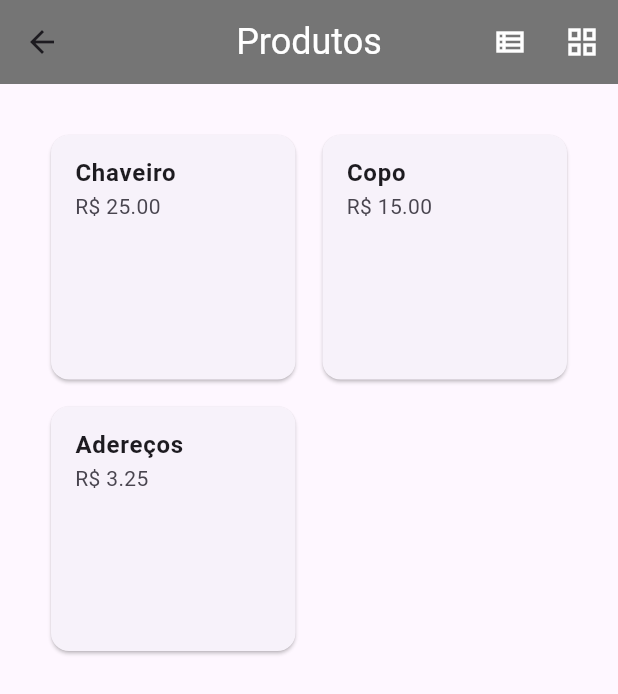
After one commit to SYnster000/app_projeto, a Flutter app: the ListaProdutosView screen opened by its route, after a tap on the "grid view" icon, on a phone screen of 412 x 824 dp. The commit adds this screen. Shown: the top 694 px of the screen. Run offline on Flutter 3.47's test engine with Material 3 defaults, Android fonts, the light colour scheme and no system bars; our stand-ins replace device_preview, get_it.

Commit message:
entrega_v1.1

```diff
--- /dev/null
+++ b/lib/controller/produto_controller.dart
@@ -0,0 +1,57 @@
+import 'package:flutter/material.dart';
+
+import '../model/produto_model.dart';
+
+class ProdutoController extends ChangeNotifier {
+  final List<Produto> _produtos = [
+    Produto(nome: 'Chaveiro', preco: 25.00),
+    Produto(nome: 'Copo', preco: 15.00),
+    Produto(nome: 'Adereços', preco: 3.25),
+  ];
+
+  List<Produto> get produtos => _produtos;
+
+  bool _visualizarLista = true;
+  bool get visualizarLista => _visualizarLista;
+
+  bool alterar = false;
+
+  final txtNome = TextEditingController();
+  final txtPreco = TextEditingController();
+
+  void alterarVisualizacao(valor) {
+    _visualizarLista = valor;
+    notifyListeners();
+  }
+
+  void adicionarItem() {
+    String nome = txtNome.text;
+    double preco = double.tryParse(txtPreco.text) ?? 0.0;
+
+    _produtos.add(Produto(nome: nome, preco: preco));
+
+    txtNome.clear();
+    txtPreco.clear();
+
+    notifyListeners();
+  }
+
+  void alterarItem(index){
+    String nome = txtNome.text;
+    double preco = double.tryParse(txtPreco.text) ?? 0.0;
+
+    _produtos[index] = Produto(nome: nome, preco: preco);
+
+    txtNome.clear();
+    txtPreco.clear();
+
+    notifyListeners();
+  }
+
+
+  void removerItem(index){
+    _produtos.removeAt(index);
+    notifyListeners();
+  }
+
+}
--- a/lib/main.dart
+++ b/lib/main.dart
@@ -1,12 +1,20 @@
 import 'package:app_projeto/view/esquece_senha_view.dart';
+import 'package:app_projeto/view/lista_produtos_view.dart';
 import 'package:app_projeto/view/login_view.dart';
 import 'package:app_projeto/view/sobre_view.dart';
 import 'package:app_projeto/view/menu_view.dart';
 import 'package:app_projeto/view/cadastro_view.dart';
 import 'package:device_preview/device_preview.dart';
 import 'package:flutter/material.dart';
+import 'package:get_it/get_it.dart';
+import 'controller/produto_controller.dart';
+
+final g = GetIt.instance;
+
 
 void main() {
+  g.registerSingleton<ProdutoController>(ProdutoController());
+
   //iniciar a execução do App
   runApp(
     DevicePreview(
@@ -43,6 +51,7 @@ void main() {
           'menu':(context) => MenuView(),
           'cadastro':(context) => CadastroView(),
           'esquece_senha':(context) => EsquecesenhaView(),
+          'lista_produtos':(context) => ListaProdutosView(),
         },
       ),
     ),
--- /dev/null
+++ b/lib/model/produto_model.dart
@@ -0,0 +1,13 @@
+/*
+  Classe utilizada para estruturar os
+  dados que serão exibidos no ListView
+*/
+class Produto{
+  final String nome;
+  final double preco;
+
+  Produto({
+    required this.nome,
+    required this.preco,
+  });
+}
--- /dev/null
+++ b/lib/view/lista_produtos_view.dart
@@ -0,0 +1,345 @@
+import 'package:flutter/material.dart';
+import 'package:get_it/get_it.dart';
+import '../controller/produto_controller.dart';
+
+class ListaProdutosView extends StatefulWidget {
+  const ListaProdutosView({super.key});
+
+  @override
+  State<ListaProdutosView> createState() => _ListaProdutosViewState();
+}
+
+  class _ListaProdutosViewState extends State<ListaProdutosView> {
+  final ctrl = GetIt.I.get<ProdutoController>();
+
+ @override
+  void initState() {
+    super.initState();
+    ctrl.addListener(() => setState(() {}));
+  }
+
+  @override
+  Widget build(BuildContext context) {
+    return Scaffold(
+      appBar: AppBar(
+        title: Text(
+          'Produtos',
+          style: TextStyle(fontSize: 24, color: Colors.white),
+
+        ),
+        centerTitle: true,
+        backgroundColor: Colors.grey.shade600,
+        actions: [
+          //
+          // BOTÃO VISUALIZAR com ListView
+          //
+          IconButton(
+            onPressed: () {
+              ctrl.alterarVisualizacao(true);
+            },
+            icon: Icon(
+              Icons.view_list_outlined,
+              color: Colors.white,
+            ),
+          ),
+          //
+          // BOTÃO VISUALIZAR com GridView
+          //
+          IconButton(
+            onPressed: () {
+              ctrl.alterarVisualizacao(false);
+            },
+            icon: Icon(
+              Icons.grid_view_outlined,
+              color: Colors.white,
+            ),
+          ),
+        ],
+      ),
+      //
+      // BODY
+      //
+      body: Padding(
+        padding: EdgeInsets.all(30),
+        child: ctrl.visualizarLista ? visualizarLista() : visualizarGrid(),
+      ),
+/*
+      floatingActionButton: FloatingActionButton(
+        onPressed: () {
+          caixaDialogo(-1);
+        },
+        backgroundColor: Colors.grey.shade600,
+        foregroundColor: Colors.white,
+        child: Icon(Icons.add),
+      ),
+*/
+    );
+  }
+
+  //
+  // CAIXA DE DIÁLOGO
+  //
+  caixaDialogo(index) {
+    return showDialog(
+      context: context,
+      builder: (BuildContext context) {
+        return Dialog(
+          backgroundColor: Colors.transparent,
+          insetPadding: EdgeInsets.all(20),
+          child: Container(
+            decoration: BoxDecoration(
+              color: Colors.white,
+              borderRadius: BorderRadius.circular(20),
+              boxShadow: [
+                BoxShadow(
+                  blurRadius: 20,
+                  offset: Offset(0, 10),
+                ),
+              ],
+            ),
+            child: Padding(
+              padding: EdgeInsets.all(24),
+              child: Column(
+                mainAxisSize: MainAxisSize.min,
+                crossAxisAlignment: CrossAxisAlignment.start,
+                children: [
+                  Text(
+                    index >= 0 ? 'Alterar item' : 'Adicionar item',
+                    style: TextStyle(
+                      fontSize: 20,
+                      fontWeight: FontWeight.bold,
+                      color: Colors.grey[800],
+                    ),
+                  ),
+                  //
+                  // NOME
+                  //
+                  SizedBox(height: 20),
+                  TextField(
+                    controller: ctrl.txtNome,
+                    decoration: InputDecoration(
+                      labelText: 'Nome',
+                      labelStyle: TextStyle(
+                        color: Colors.grey[600],
+                      ),
+                      filled: true,
+                      fillColor: Colors.grey[50],
+                      border: OutlineInputBorder(
+                        borderRadius: BorderRadius.circular(12),
+                        borderSide: BorderSide.none,
+                      ),
+
+                      focusedBorder: OutlineInputBorder(
+                        borderRadius: BorderRadius.circular(12),
+                        borderSide: BorderSide(
+                          color: Colors.grey.shade600,
+                          width: 2,
+                        ),
+                      ),
+                    ),
+                  ),
+                  SizedBox(height: 24),
+                  //
+                  // PREÇO
+                  //
+                  TextField(
+                    controller: ctrl.txtPreco,
+                    decoration: InputDecoration(
+                      labelText: 'Preço',
+                      labelStyle: TextStyle(
+                        color: Colors.grey[600],
+                      ),
+                      filled: true,
+                      fillColor: Colors.grey[50],
+                      border: OutlineInputBorder(
+                        borderRadius: BorderRadius.circular(12),
+                        borderSide: BorderSide.none,
+                      ),
+
+                      focusedBorder: OutlineInputBorder(
+                        borderRadius: BorderRadius.circular(12),
+                        borderSide: BorderSide(
+                          color: Colors.grey.shade600,
+                          width: 2,
+                        ),
+                      ),
+                      prefixText: 'R\$ ',
+                      prefixStyle: TextStyle(
+                        color: Colors.grey[700],
+                        fontWeight: FontWeight.bold,
+                      ),
+                    ),
+                  ),
+                  SizedBox(height: 24),
+                  //
+                  // BOTÕES
+                  //
+                  Row(
+                    mainAxisAlignment: MainAxisAlignment.end,
+                    children: [
+                      TextButton(
+                        onPressed: () {
+                          ctrl.txtNome.clear();
+                          ctrl.txtPreco.clear();
+                          Navigator.of(context).pop();
+                        },
+                        style: TextButton.styleFrom(
+                          foregroundColor: Colors.grey[700],
+                          padding: EdgeInsets.symmetric(
+                            horizontal: 20,
+                            vertical: 12,
+                          ),
+                        ),
+                        child: Text('cancelar'),
+                      ),
+                      SizedBox(width: 12),
+                      ElevatedButton(
+                        onPressed: () {
+                          //
+                          // ADICIONAR um novo ITEM na LISTA
+                          //
+                          if (ctrl.txtNome.text.isEmpty) {
+                            ScaffoldMessenger.of(context).showSnackBar(
+                              SnackBar(
+                                content: Text(
+                                  'Informe o nome do produto.',
+                                ),
+                              ),
+                            );
+                          } else {
+                            String msg = '';
+                            if (index >= 0) {
+                              ctrl.alterarItem(index);
+                              msg = 'Item alterado com sucesso!';
+                            } else {
+                              ctrl.adicionarItem();
+                              msg = 'Item adicionado com sucesso!';
+                            }
+
+                            ScaffoldMessenger.of(context).showSnackBar(
+                              SnackBar(content: Text(msg)),
+                            );
+
+                            Navigator.of(context).pop();
+                          }
+                        },
+                        style: ElevatedButton.styleFrom(
+                          foregroundColor: Colors.white,
+                          backgroundColor: Colors.grey.shade600,
+                          padding: EdgeInsets.symmetric(
+                            horizontal: 24,
+                            vertical: 12,
+                          ),
+                          shape: RoundedRectangleBorder(
+                            borderRadius: BorderRadius.circular(12),
+                          ),
+                          elevation: 2,
+                        ),
+                        child: Text('salvar'),
+                      ),
+                    ],
+                  ),
+                ],
+              ),
+            ),
+          ),
+        );
+      },
+    );
+  }
+
+  //
+  // VISUALIZAÇÃO com ListView
+  //
+  Widget visualizarLista() {
+    return SizedBox(
+      // height: 300,
+      child: ListView.builder(
+        // scrollDirection: Axis.horizontal,
+        itemCount: ctrl.produtos.length,
+        itemBuilder: (context, index) {
+          final item = ctrl.produtos[index];
+
+          return SizedBox(
+            //     width: 150,
+            child: Card(
+              child: ListTile(
+                title: Text(
+                  item.nome,
+                  style: TextStyle(fontWeight: FontWeight.bold),
+                ),
+                subtitle: Text(
+                  'R\$ ${item.preco.toStringAsFixed(2)}',
+                ),
+                trailing: SizedBox(
+                  width: 80,
+/*
+                  child: Row(
+                    children: [
+                      IconButton(
+                        onPressed: () {
+                          ctrl.txtNome.text = ctrl.produtos[index].nome;
+                          ctrl.txtPreco.text = ctrl.produtos[index].preco
+                              .toString();
+
+                          caixaDialogo(index);
+                        },
+                        icon: Icon(
+                          Icons.edit,
+                        ),
+                      ),
+                      IconButton(
+                        onPressed: () {
+                          ctrl.removerItem(index);
+                          ScaffoldMessenger.of(context).showSnackBar(
+                            SnackBar(
+                              content: Text(
+                                'Item removido com sucesso!',
+                              ),
+                            ),
+                          );
+                        },
+                        icon: Icon(Icons.delete_outline),
+                      ),
+                    ],
+                  ),
+*/
+                ),
+              ),
+            ),
+          );
+        },
+      ),
+    );
+  }
+
+  //
+  // VISUALIZAÇÃO com GridView
+  //
+  Widget visualizarGrid() {
+    return GridView.builder(
+      itemCount: ctrl.produtos.length,
+      gridDelegate: SliverGridDelegateWithFixedCrossAxisCount(
+        crossAxisCount: 2, //número de colunas
+        crossAxisSpacing: 10, //espaçamento entre colunas
+        mainAxisSpacing: 10, // espaçamento entre linhas
+        childAspectRatio: 1.0, //razão aspecto
+      ),
+
+      itemBuilder: (context, index) {
+        final item = ctrl.produtos[index];
+        return Card(
+          child: ListTile(
+            title: Text(
+              item.nome,
+              style: TextStyle(fontWeight: FontWeight.bold),
+            ),
+            subtitle: Text(
+              'R\$ ${item.preco.toStringAsFixed(2)}',
+            ),
+          ),
+        );
+      },
+    );
+  }
+}
--- a/lib/view/menu_view.dart
+++ b/lib/view/menu_view.dart
@@ -22,20 +22,24 @@ class _MenuViewState extends State<MenuView> {
         body: Center(
             child: Container(
               width: double.infinity,
+              /*
               decoration: BoxDecoration(
                 gradient: LinearGradient(
                   begin: Alignment.topRight,
                   end: Alignment.bottomLeft,
+
                   colors: [
                     Colors.yellow.shade400,
                     Colors.teal.shade800,
                   ],
+
                 )
               ),
+              */
 
             child: Column(
               //mainAxisAlignment: MainAxisAlignment.center,
-              crossAxisAlignment: CrossAxisAlignment.start,
+              crossAxisAlignment: CrossAxisAlignment.center,
               children: [
                 Padding(
                   padding: EdgeInsets.all(50),
@@ -61,6 +65,7 @@ class _MenuViewState extends State<MenuView> {
 
                               //tooltip: 'teste',
                               onPressed: () {
+                                Navigator.pushNamed(context, 'lista_produtos');
                               },
                             ),
                             Text('Listar Produtos em Estoque'),
--- a/pubspec.yaml
+++ b/pubspec.yaml
@@ -11,6 +11,7 @@ dependencies:
 
   flutter:
     sdk: flutter
+  get_it: ^8.2.0
 
 
 dev_dependencies:
```
Also changed, not shown: pubspec.lock.
